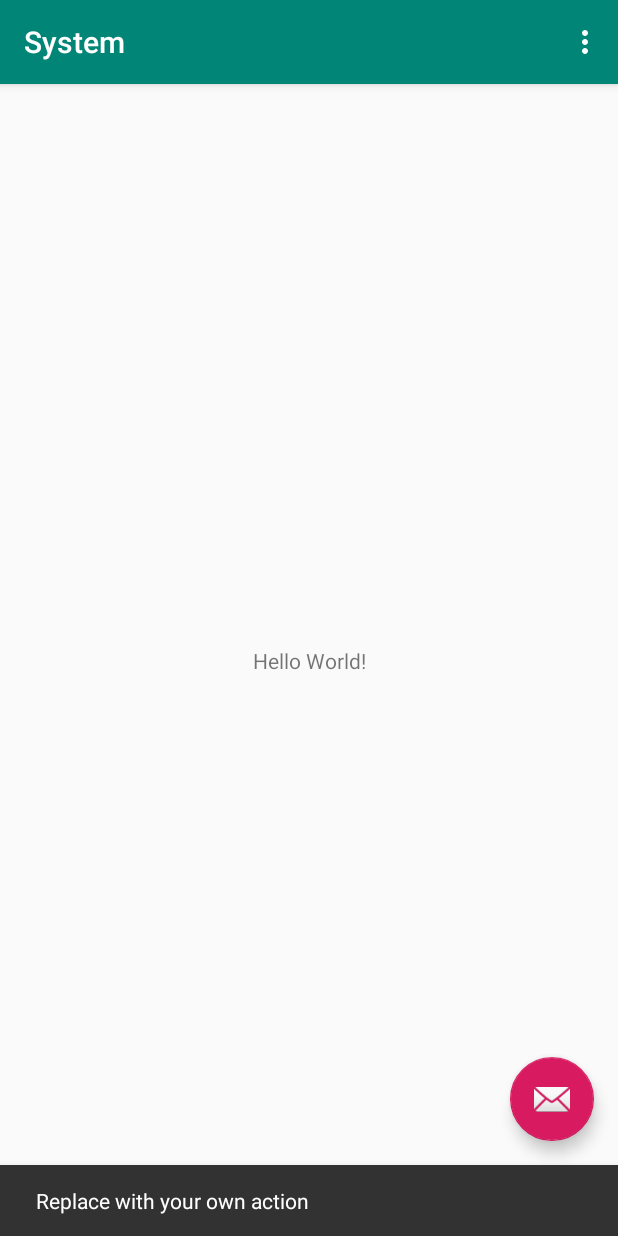
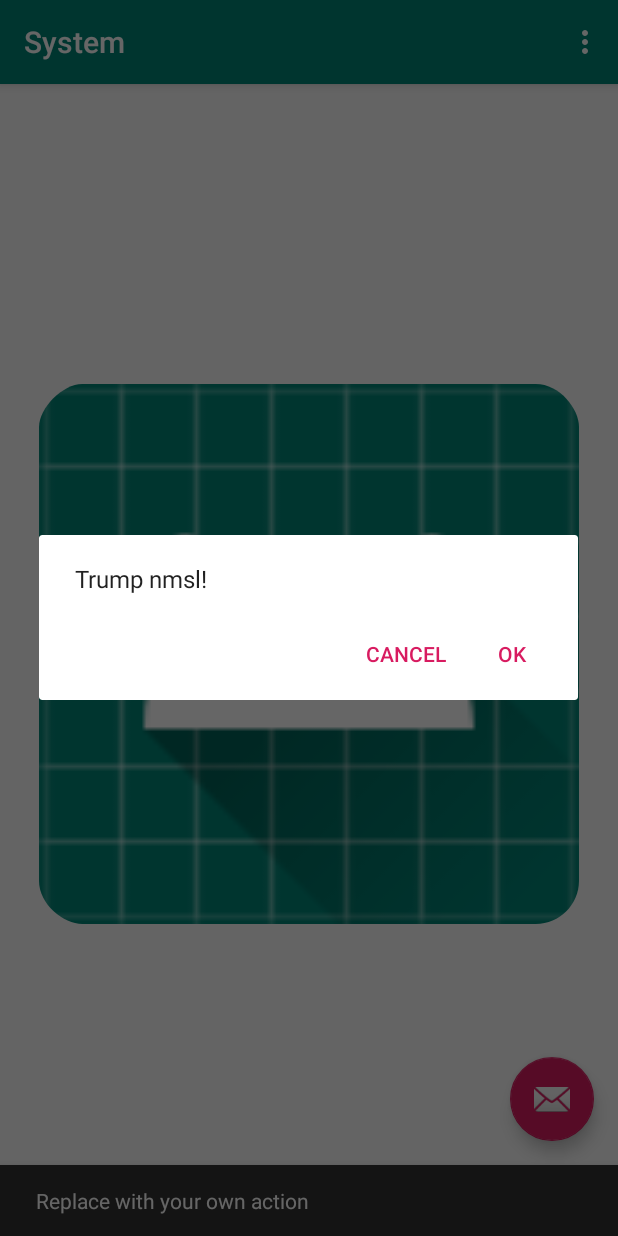
Before and after one commit to zac4j/system, an Android app: the screen it shows after launch (MainActivity), after a tap on an icon or button, on a phone screen of 412 x 824 dp. Run offline under Robolectric (Android 15) with nearby library versions, the phone set to English and light mode, and no system bars.

```diff
--- a/app/src/main/AndroidManifest.xml
+++ b/app/src/main/AndroidManifest.xml
@@ -10,7 +10,7 @@
       android:supportsRtl="true"
       android:theme="@style/AppTheme">
     <activity
-        android:name=".MainActivity"
+        android:name=".ui.MainActivity"
         android:label="@string/app_name"
         android:theme="@style/AppTheme.NoActionBar">
       <intent-filter>
--- a/app/src/main/java/com/zac4j/system/MainActivity.java
+++ b/app/src/main/java/com/zac4j/system/ui/MainActivity.java
@@ -1,15 +1,24 @@
-package com.zac4j.system;
+package com.zac4j.system.ui;
 
+import android.content.DialogInterface;
+import android.graphics.Bitmap;
 import android.os.Bundle;
 import android.support.design.widget.FloatingActionButton;
 import android.support.design.widget.Snackbar;
+import android.support.v7.app.AlertDialog;
 import android.support.v7.app.AppCompatActivity;
 import android.support.v7.widget.Toolbar;
 import android.view.View;
 import android.view.Menu;
 import android.view.MenuItem;
+import android.widget.Button;
+import android.widget.ImageView;
+import com.zac4j.system.R;
+import com.zac4j.system.util.screenshot.ScreenshotHelper;
 
 public class MainActivity extends AppCompatActivity {
+
+    private ImageView mImageView;
 
     @Override
     protected void onCreate(Bundle savedInstanceState) {
@@ -18,14 +27,40 @@ public class MainActivity extends AppCompatActivity {
         Toolbar toolbar = findViewById(R.id.toolbar);
         setSupportActionBar(toolbar);
 
+        mImageView = findViewById(R.id.imageView);
+
         FloatingActionButton fab = findViewById(R.id.fab);
         fab.setOnClickListener(new View.OnClickListener() {
             @Override
             public void onClick(View view) {
+                showDialog();
+
                 Snackbar.make(view, "Replace with your own action", Snackbar.LENGTH_LONG)
                     .setAction("Action", null).show();
             }
         });
+    }
+
+    private void showDialog() {
+        final AlertDialog alertDialog = new AlertDialog.Builder(this)
+            .setMessage("Trump nmsl!")
+            .setPositiveButton("OK", null)
+            .setNegativeButton("Cancel", null)
+            .create();
+
+        alertDialog.setOnShowListener(new DialogInterface.OnShowListener() {
+            @Override public void onShow(DialogInterface dialog) {
+                Button okBtn = alertDialog.getButton(AlertDialog.BUTTON_POSITIVE);
+                okBtn.setOnClickListener(new View.OnClickListener() {
+                    @Override public void onClick(View v) {
+                        Bitmap bitmap = ScreenshotHelper.takeScreenshot(MainActivity.this);
+                        mImageView.setImageBitmap(bitmap);
+                    }
+                });
+            }
+        });
+
+        alertDialog.show();
     }
 
     @Override
--- a/app/src/main/res/layout/activity_main.xml
+++ b/app/src/main/res/layout/activity_main.xml
@@ -5,7 +5,7 @@
     xmlns:tools="http://schemas.android.com/tools"
     android:layout_width="match_parent"
     android:layout_height="match_parent"
-    tools:context=".MainActivity"
+    tools:context=".ui.MainActivity"
     >
 
   <android.support.design.widget.AppBarLayout
--- a/app/src/main/res/layout/content_main.xml
+++ b/app/src/main/res/layout/content_main.xml
@@ -6,18 +6,22 @@
     android:layout_width="match_parent"
     android:layout_height="match_parent"
     app:layout_behavior="@string/appbar_scrolling_view_behavior"
-    tools:context=".MainActivity"
+    tools:context=".ui.MainActivity"
     tools:showIn="@layout/activity_main"
     >
 
-  <TextView
-      android:layout_width="wrap_content"
-      android:layout_height="wrap_content"
-      android:text="Hello World!"
+  <ImageView
+      android:id="@+id/imageView"
+      android:layout_width="360dp"
+      android:layout_height="540dp"
+      android:layout_marginBottom="8dp"
+      android:layout_marginEnd="8dp"
+      android:layout_marginStart="8dp"
       app:layout_constraintBottom_toBottomOf="parent"
-      app:layout_constraintLeft_toLeftOf="parent"
-      app:layout_constraintRight_toRightOf="parent"
+      app:layout_constraintEnd_toEndOf="parent"
+      app:layout_constraintStart_toStartOf="parent"
       app:layout_constraintTop_toTopOf="parent"
+      app:srcCompat="@mipmap/ic_launcher"
       />
 
 </android.support.constraint.ConstraintLayout>
--- a/app/src/main/res/menu/menu_main.xml
+++ b/app/src/main/res/menu/menu_main.xml
@@ -1,7 +1,7 @@
 <menu xmlns:android="http://schemas.android.com/apk/res/android"
     xmlns:app="http://schemas.android.com/apk/res-auto"
     xmlns:tools="http://schemas.android.com/tools"
-    tools:context="com.zac4j.system.MainActivity">
+    tools:context="com.zac4j.system.ui.MainActivity">
   <item
       android:id="@+id/action_settings"
       android:orderInCategory="100"
```
Also changed, not shown: app/src/main/java/com/zac4j/system/util/ReflectUtils.java (added, +43 -0 lines), app/src/main/java/com/zac4j/system/util/Utils.java (added, +38 -0 lines), app/src/main/java/com/zac4j/system/util/screenshot/ScreenshotHelper.java (added, +170 -0 lines), app/src/main/java/com/zac4j/system/util/screenshot/ScreenshotManager.java (added, +10 -0 lines).
